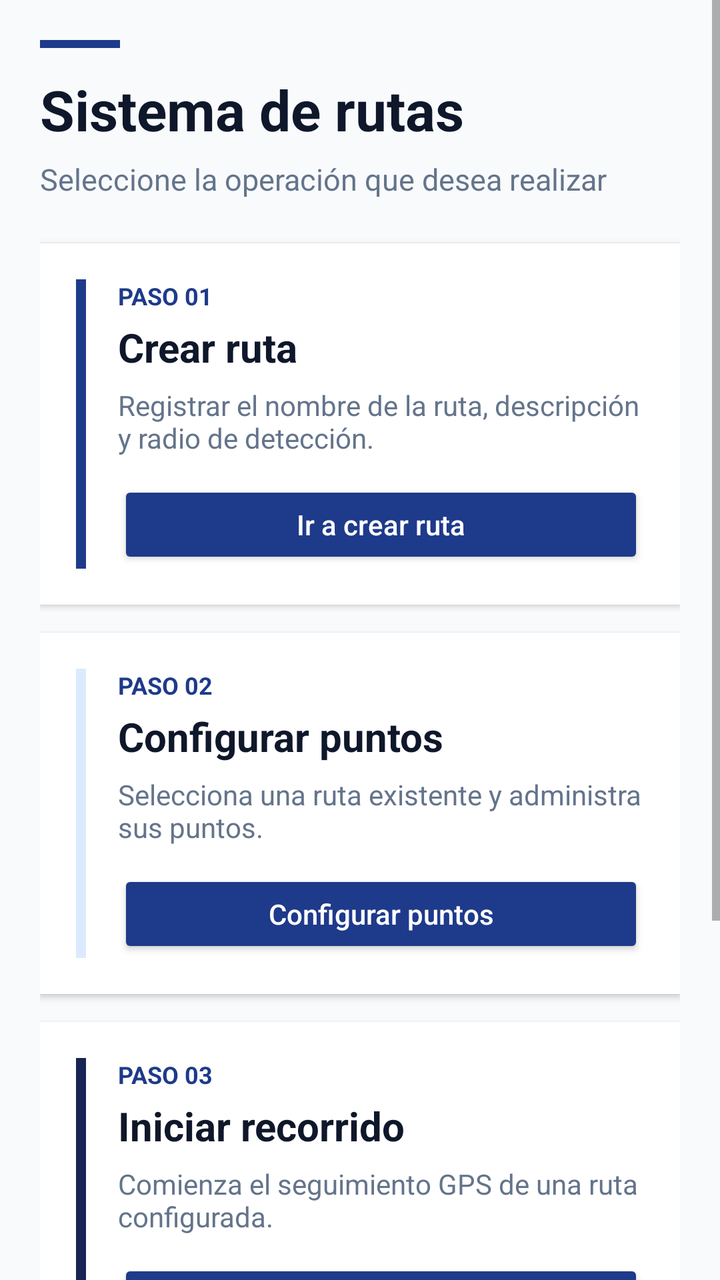
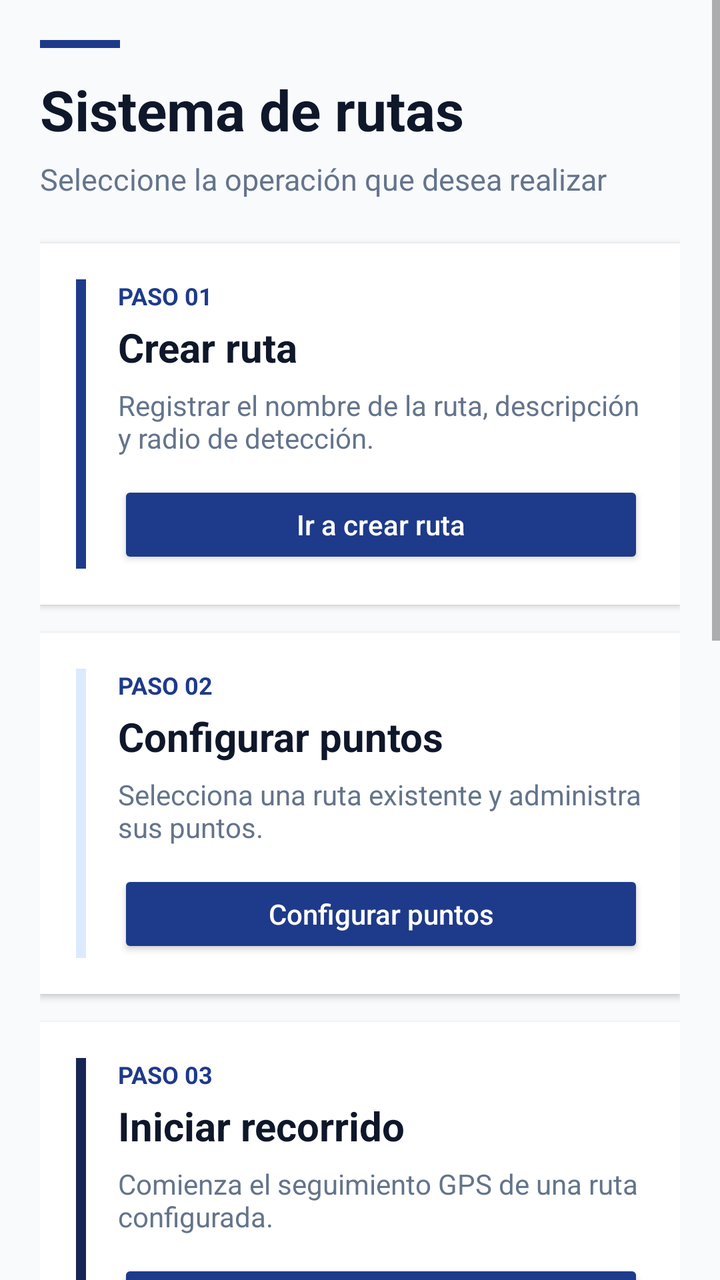

Two renders of the same Android screen: before a commit and after it. Below are the layout's source before the change and the commit's diff.
<!-- AndroidManifest.xml: application theme Theme.Copia1APP -->
<!-- res/layout/activity_home_rutas.xml -->
<?xml version="1.0" encoding="utf-8"?>
<ScrollView xmlns:android="http://schemas.android.com/apk/res/android"
    android:layout_width="match_parent"
    android:layout_height="match_parent"
    android:fillViewport="true"
    android:background="@color/background">

    <LinearLayout
        android:layout_width="match_parent"
        android:layout_height="wrap_content"
        android:orientation="vertical"
        android:padding="20dp">

        
        <View
            android:layout_width="40dp"
            android:layout_height="4dp"
            android:layout_marginBottom="12dp"
            android:background="@color/primary" />

        <TextView
            android:id="@+id/tvTituloHomeRutas"
            android:layout_width="match_parent"
            android:layout_height="wrap_content"
            android:text="Sistema de rutas"
            android:textSize="28sp"
            android:textStyle="bold"
            android:textColor="@color/text_primary"
            android:layout_marginBottom="6dp" />

        <TextView
            android:id="@+id/tvSubtituloHomeRutas"
            android:layout_width="match_parent"
            android:layout_height="wrap_content"
            android:text="Seleccione la operación que desea realizar"
            android:textSize="15sp"
            android:textColor="@color/text_secondary"
            android:layout_marginBottom="22dp" />

        
        <LinearLayout
            android:layout_width="match_parent"
            android:layout_height="wrap_content"
            android:orientation="horizontal"
            android:background="@color/surface"
            android:padding="18dp"
            android:layout_marginBottom="14dp"
            android:elevation="2dp">

            <View
                android:layout_width="5dp"
                android:layout_height="match_parent"
                android:background="@color/primary"
                android:layout_marginEnd="16dp" />

            <LinearLayout
                android:layout_width="0dp"
                android:layout_height="wrap_content"
                android:layout_weight="1"
                android:orientation="vertical">

                <TextView
                    android:layout_width="wrap_content"
                    android:layout_height="wrap_content"
                    android:text="PASO 01"
                    android:textSize="12sp"
                    android:textStyle="bold"
                    android:textColor="@color/primary"
                    android:layout_marginBottom="4dp" />

                <TextView
                    android:layout_width="wrap_content"
                    android:layout_height="wrap_content"
                    android:text="Crear ruta"
                    android:textSize="20sp"
                    android:textStyle="bold"
                    android:textColor="@color/text_primary"
                    android:layout_marginBottom="6dp" />

                <TextView
                    android:layout_width="match_parent"
                    android:layout_height="wrap_content"
                    android:text="Registrar el nombre de la ruta, descripción y radio de detección."
                    android:textSize="14sp"
                    android:textColor="@color/text_secondary"
                    android:layout_marginBottom="12dp" />

                <Button
                    android:id="@+id/btnIrCrearRuta"
                    android:layout_width="match_parent"
                    android:layout_height="44dp"
                    android:text="Ir a crear ruta"
                    android:textAllCaps="false"
                    android:textColor="@color/text_white"
                    android:backgroundTint="@color/primary" />
            </LinearLayout>
        </LinearLayout>

        
        <LinearLayout
            android:layout_width="match_parent"
            android:layout_height="wrap_content"
            android:orientation="horizontal"
            android:background="@color/surface"
            android:padding="18dp"
            android:layout_marginBottom="14dp"
            android:elevation="2dp">

            <View
                android:layout_width="5dp"
                android:layout_height="match_parent"
                android:background="@color/primary_light"
                android:layout_marginEnd="16dp" />

            <LinearLayout
                android:layout_width="0dp"
                android:layout_height="wrap_content"
                android:layout_weight="1"
                android:orientation="vertical">

                <TextView
                    android:layout_width="wrap_content"
                    android:layout_height="wrap_content"
                    android:text="PASO 02"
                    android:textSize="12sp"
                    android:textStyle="bold"
                    android:textColor="@color/primary"
                    android:layout_marginBottom="4dp" />

                <TextView
                    android:layout_width="wrap_content"
                    android:layout_height="wrap_content"
                    android:text="Configurar puntos"
                    android:textSize="20sp"
                    android:textStyle="bold"
                    android:textColor="@color/text_primary"
                    android:layout_marginBottom="6dp" />

                <TextView
                    android:layout_width="match_parent"
                    android:layout_height="wrap_content"
                    android:text="Selecciona una ruta existente y administra sus puntos."
                    android:textSize="14sp"
                    android:textColor="@color/text_secondary"
                    android:layout_marginBottom="12dp" />

                <Button
                    android:id="@+id/btnIrConfigurarPuntos"
                    android:layout_width="match_parent"
                    android:layout_height="44dp"
                    android:text="Configurar puntos"
                    android:textAllCaps="false"
                    android:textColor="@color/text_white"
                    android:backgroundTint="@color/primary" />
            </LinearLayout>
        </LinearLayout>

        
        <LinearLayout
            android:layout_width="match_parent"
            android:layout_height="wrap_content"
            android:orientation="horizontal"
            android:background="@color/surface"
            android:padding="18dp"
            android:layout_marginBottom="14dp"
            android:elevation="2dp">

            <View
                android:layout_width="5dp"
                android:layout_height="match_parent"
                android:background="@color/primary_dark"
                android:layout_marginEnd="16dp" />

            <LinearLayout
                android:layout_width="0dp"
                android:layout_height="wrap_content"
                android:layout_weight="1"
                android:orientation="vertical">

                <TextView
                    android:layout_width="wrap_content"
                    android:layout_height="wrap_content"
                    android:text="PASO 03"
                    android:textSize="12sp"
                    android:textStyle="bold"
                    android:textColor="@color/primary"
                    android:layout_marginBottom="4dp" />

                <TextView
                    android:layout_width="wrap_content"
                    android:layout_height="wrap_content"
                    android:text="Iniciar recorrido"
                    android:textSize="20sp"
                    android:textStyle="bold"
                    android:textColor="@color/text_primary"
                    android:layout_marginBottom="6dp" />

                <TextView
                    android:layout_width="match_parent"
                    android:layout_height="wrap_content"
                    android:text="Comienza el seguimiento GPS de una ruta configurada."
                    android:textSize="14sp"
                    android:textColor="@color/text_secondary"
                    android:layout_marginBottom="12dp" />

                <Button
                    android:id="@+id/btnIrIniciarRecorrido"
                    android:layout_width="match_parent"
                    android:layout_height="44dp"
                    android:text="Iniciar recorrido"
                    android:textAllCaps="false"
                    android:textColor="@color/text_white"
                    android:backgroundTint="@color/primary" />
            </LinearLayout>
        </LinearLayout>

        
        <LinearLayout
            android:layout_width="match_parent"
            android:layout_height="wrap_content"
            android:orientation="horizontal"
            android:background="@color/surface"
            android:padding="18dp"
            android:elevation="2dp">

            <View
                android:layout_width="5dp"
                android:layout_height="match_parent"
                android:background="@color/primary_light"
                android:layout_marginEnd="16dp" />

            <LinearLayout
                android:layout_width="0dp"
                android:layout_height="wrap_content"
                android:layout_weight="1"
                android:orientation="vertical">

                <TextView
                    android:layout_width="wrap_content"
                    android:layout_height="wrap_content"
                    android:text="PASO 04"
                    android:textSize="12sp"
                    android:textStyle="bold"
                    android:textColor="@color/primary"
                    android:layout_marginBottom="4dp" />

                <TextView
                    android:layout_width="wrap_content"
                    android:layout_height="wrap_content"
                    android:text="Historial de recorridos"
                    android:textSize="20sp"
                    android:textStyle="bold"
                    android:textColor="@color/text_primary"
                    android:layout_marginBottom="6dp" />

                <TextView
                    android:layout_width="match_parent"
                    android:layout_height="wrap_content"
                    android:text="Consulta los recorridos ya ejecutados."
                    android:textSize="14sp"
                    android:textColor="@color/text_secondary"
                    android:layout_marginBottom="12dp" />

                <Button
                    android:id="@+id/btnIrHistorialRecorridos"
                    android:layout_width="match_parent"
                    android:layout_height="44dp"
                    android:text="Ver historial"
                    android:textAllCaps="false"
                    android:textColor="@color/text_white"
                    android:backgroundTint="@color/primary" />
            </LinearLayout>
        </LinearLayout>

    </LinearLayout>
</ScrollView>
<!-- resources referenced by this layout -->
<resources>
  <color name="background">#F8FAFC</color>
  <color name="primary">#1E3A8A</color>
  <color name="primary_dark">#172554</color>
  <color name="primary_light">#DBEAFE</color>
  <color name="surface">#FFFFFF</color>
  <color name="text_primary">#0F172A</color>
  <color name="text_secondary">#64748B</color>
  <color name="text_white">#FFFFFF</color>
  <style name="Theme.Copia1APP" parent="Base.Theme.Copia1APP" />
  <style name="Base.Theme.Copia1APP" parent="Theme.AppCompat.Light">
          
          
      </style>
</resources>

<!-- the commit's change to res/layout/activity_home_rutas.xml (unified diff, before → after) -->
@@ -15,8 +15,8 @@
         <View
             android:layout_width="40dp"
             android:layout_height="4dp"
-            android:layout_marginBottom="12dp"
-            android:background="@color/primary" />
+            android:background="@color/primary"
+            android:layout_marginBottom="12dp" />
 
         <TextView
             android:id="@+id/tvTituloHomeRutas"
@@ -29,7 +29,6 @@
             android:layout_marginBottom="6dp" />
 
         <TextView
-            android:id="@+id/tvSubtituloHomeRutas"
             android:layout_width="match_parent"
             android:layout_height="wrap_content"
             android:text="Seleccione la operación que desea realizar"
@@ -221,6 +220,7 @@
             android:orientation="horizontal"
             android:background="@color/surface"
             android:padding="18dp"
+            android:layout_marginBottom="14dp"
             android:elevation="2dp">
 
             <View
@@ -272,5 +272,123 @@
             </LinearLayout>
         </LinearLayout>
 
+        
+        <LinearLayout
+            android:layout_width="match_parent"
+            android:layout_height="wrap_content"
+            android:orientation="horizontal"
+            android:background="@color/surface"
+            android:padding="18dp"
+            android:layout_marginBottom="14dp"
+            android:elevation="2dp">
+
+            <View
+                android:layout_width="5dp"
+                android:layout_height="match_parent"
+                android:background="@color/primary_dark"
+                android:layout_marginEnd="16dp" />
+
+            <LinearLayout
+                android:layout_width="0dp"
+                android:layout_height="wrap_content"
+                android:layout_weight="1"
+                android:orientation="vertical">
+
+                <TextView
+                    android:layout_width="wrap_content"
+                    android:layout_height="wrap_content"
+                    android:text="PASO 05"
+                    android:textSize="12sp"
+                    android:textStyle="bold"
+                    android:textColor="@color/primary"
+                    android:layout_marginBottom="4dp" />
+
+                <TextView
+                    android:layout_width="wrap_content"
+                    android:layout_height="wrap_content"
+                    android:text="Datos de usuario"
+                    android:textSize="20sp"
+                    android:textStyle="bold"
+                    android:textColor="@color/text_primary"
+                    android:layout_marginBottom="6dp" />
+
+                <TextView
+                    android:layout_width="match_parent"
+                    android:layout_height="wrap_content"
+                    android:text="Registrar o consultar la información del usuario del recorrido."
+                    android:textSize="14sp"
+                    android:textColor="@color/text_secondary"
+                    android:layout_marginBottom="12dp" />
+
+                <Button
+                    android:id="@+id/btnIrDatosUsuario"
+                    android:layout_width="match_parent"
+                    android:layout_height="44dp"
+                    android:text="Datos de usuario"
+                    android:textAllCaps="false"
+                    android:textColor="@color/text_white"
+                    android:backgroundTint="@color/primary" />
+            </LinearLayout>
+        </LinearLayout>
+
+        
+        <LinearLayout
+            android:layout_width="match_parent"
+            android:layout_height="wrap_content"
+            android:orientation="horizontal"
+            android:background="@color/surface"
+            android:padding="18dp"
+            android:elevation="2dp">
+
+            <View
+                android:layout_width="5dp"
+                android:layout_height="match_parent"
+                android:background="@color/primary_light"
+                android:layout_marginEnd="16dp" />
+
+            <LinearLayout
+                android:layout_width="0dp"
+                android:layout_height="wrap_content"
+                android:layout_weight="1"
+                android:orientation="vertical">
+
+                <TextView
+                    android:layout_width="wrap_content"
+                    android:layout_height="wrap_content"
+                    android:text="PASO 06"
+                    android:textSize="12sp"
+                    android:textStyle="bold"
+                    android:textColor="@color/primary"
+                    android:layout_marginBottom="4dp" />
+
+                <TextView
+                    android:layout_width="wrap_content"
+                    android:layout_height="wrap_content"
+                    android:text="Blog de conductores"
+                    android:textSize="20sp"
+                    android:textStyle="bold"
+                    android:textColor="@color/text_primary"
+                    android:layout_marginBottom="6dp" />
+
+                <TextView
+                    android:layout_width="match_parent"
+                    android:layout_height="wrap_content"
+                    android:text="Consulta publicaciones y novedades compartidas por conductores."
+                    android:textSize="14sp"
+                    android:textColor="@color/text_secondary"
+                    android:layout_marginBottom="12dp" />
+
+                <Button
+                    android:id="@+id/btnIrBlogConductores"
+                    android:layout_width="match_parent"
+                    android:layout_height="44dp"
+                    android:text="Blog de conductores"
+                    android:textAllCaps="false"
+                    android:textColor="@color/text_white"
+                    android:backgroundTint="@color/primary" />
+            </LinearLayout>
+        </LinearLayout>
+
     </LinearLayout>
+
 </ScrollView>
